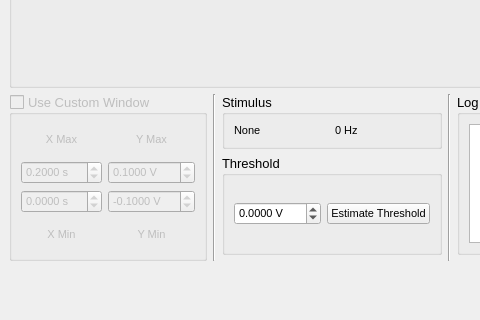
First picture: the form in ui/tuning_curves.ui, repository portfors-lab/SparkleTuningCurves, before the edit; both pictures show x 0 to 480 and y 387 to 707 of the 680 by 707 pixel window.
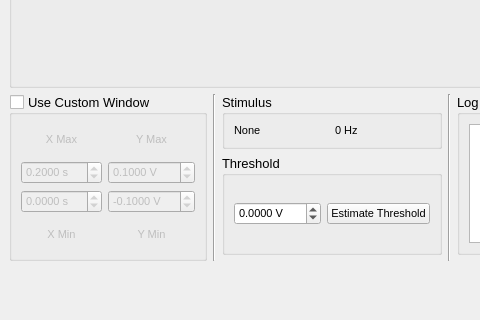
Second picture: the form after the edit. Icons and pictures are not drawn. Custom widgets are drawn as their Qt base class.

Commit message: Added the ability to window tuning curves based on the x-axis.

```diff
--- a/ui/tuning_curves.ui
+++ b/ui/tuning_curves.ui
@@ -338,9 +338,6 @@
       </item>
       <item row="0" column="0">
        <widget class="QGroupBox" name="groupBoxWindow">
-        <property name="enabled">
-         <bool>false</bool>
-        </property>
         <property name="font">
          <font>
           <pointsize>10</pointsize>
```
The commit also changes 2 other files.
